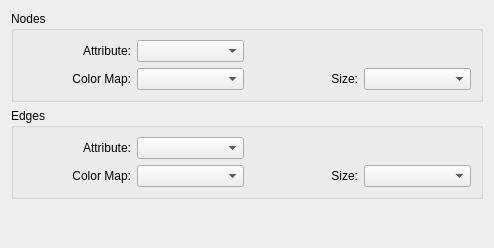
evoplex/evoplex, file src/gui/forms/graphsettings.ui: the form before one commit.
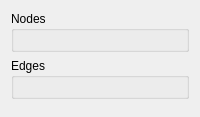
The form after the commit. Custom widgets are drawn as their Qt base class.

Commit message:
implements the AttrsColorSelector widget to simplify GraphSettings
- it splits the graphsettings into graphsettings and gridsettings

```diff
--- a/src/gui/forms/graphsettings.ui
+++ b/src/gui/forms/graphsettings.ui
@@ -2,14 +2,6 @@
 <ui version="4.0">
  <class>GraphSettings</class>
  <widget class="QDialog" name="GraphSettings">
-  <property name="geometry">
-   <rect>
-    <x>0</x>
-    <y>0</y>
-    <width>494</width>
-    <height>248</height>
-   </rect>
-  </property>
   <property name="windowTitle">
    <string>Graph Settings</string>
   </property>
@@ -19,45 +11,9 @@
      <property name="title">
       <string>Nodes</string>
      </property>
-     <layout class="QGridLayout" name="gridLayout_3">
-      <item row="1" column="0">
-       <widget class="QLabel" name="label_3">
-        <property name="text">
-         <string>Color Map:</string>
-        </property>
-        <property name="alignment">
-         <set>Qt::AlignRight|Qt::AlignTrailing|Qt::AlignVCenter</set>
-        </property>
-       </widget>
-      </item>
-      <item row="1" column="3">
-       <widget class="QComboBox" name="nodeCMapSize"/>
-      </item>
-      <item row="0" column="0">
-       <widget class="QLabel" name="label">
-        <property name="text">
-         <string>Attribute:</string>
-        </property>
-        <property name="alignment">
-         <set>Qt::AlignRight|Qt::AlignTrailing|Qt::AlignVCenter</set>
-        </property>
-       </widget>
-      </item>
-      <item row="0" column="1">
-       <widget class="QComboBox" name="nodeAttr"/>
-      </item>
-      <item row="1" column="1">
-       <widget class="QComboBox" name="nodeCMapName"/>
-      </item>
-      <item row="1" column="2">
-       <widget class="QLabel" name="label_6">
-        <property name="text">
-         <string>Size:</string>
-        </property>
-        <property name="alignment">
-         <set>Qt::AlignRight|Qt::AlignTrailing|Qt::AlignVCenter</set>
-        </property>
-       </widget>
+     <layout class="QVBoxLayout" name="verticalLayout_2">
+      <item>
+       <widget class="evoplex::AttrColorSelector" name="nodesColor" native="true"/>
       </item>
      </layout>
     </widget>
@@ -68,44 +24,8 @@
       <string>Edges</string>
      </property>
      <layout class="QGridLayout" name="gridLayout_2">
-      <item row="1" column="0">
-       <widget class="QLabel" name="label_4">
-        <property name="text">
-         <string>Color Map:</string>
-        </property>
-        <property name="alignment">
-         <set>Qt::AlignRight|Qt::AlignTrailing|Qt::AlignVCenter</set>
-        </property>
-       </widget>
-      </item>
-      <item row="0" column="1">
-       <widget class="QComboBox" name="edgeAttr"/>
-      </item>
       <item row="0" column="0">
-       <widget class="QLabel" name="label_2">
-        <property name="text">
-         <string>Attribute:</string>
-        </property>
-        <property name="alignment">
-         <set>Qt::AlignRight|Qt::AlignTrailing|Qt::AlignVCenter</set>
-        </property>
-       </widget>
-      </item>
-      <item row="1" column="1">
-       <widget class="QComboBox" name="edgeCMapName"/>
-      </item>
-      <item row="1" column="3">
-       <widget class="QComboBox" name="edgeCMapSize"/>
-      </item>
-      <item row="1" column="2">
-       <widget class="QLabel" name="label_5">
-        <property name="text">
-         <string>Size:</string>
-        </property>
-        <property name="alignment">
-         <set>Qt::AlignRight|Qt::AlignTrailing|Qt::AlignVCenter</set>
-        </property>
-       </widget>
+       <widget class="evoplex::AttrColorSelector" name="edgesColor" native="true"/>
       </item>
      </layout>
     </widget>
@@ -115,16 +35,18 @@
      <property name="orientation">
       <enum>Qt::Vertical</enum>
      </property>
-     <property name="sizeHint" stdset="0">
-      <size>
-       <width>20</width>
-       <height>40</height>
-      </size>
-     </property>
     </spacer>
    </item>
   </layout>
  </widget>
+ <customwidgets>
+  <customwidget>
+   <class>evoplex::AttrColorSelector</class>
+   <extends>QWidget</extends>
+   <header>attrcolorselector.h</header>
+   <container>1</container>
+  </customwidget>
+ </customwidgets>
  <resources/>
  <connections/>
 </ui>
```
The commit also changes 19 other files.
